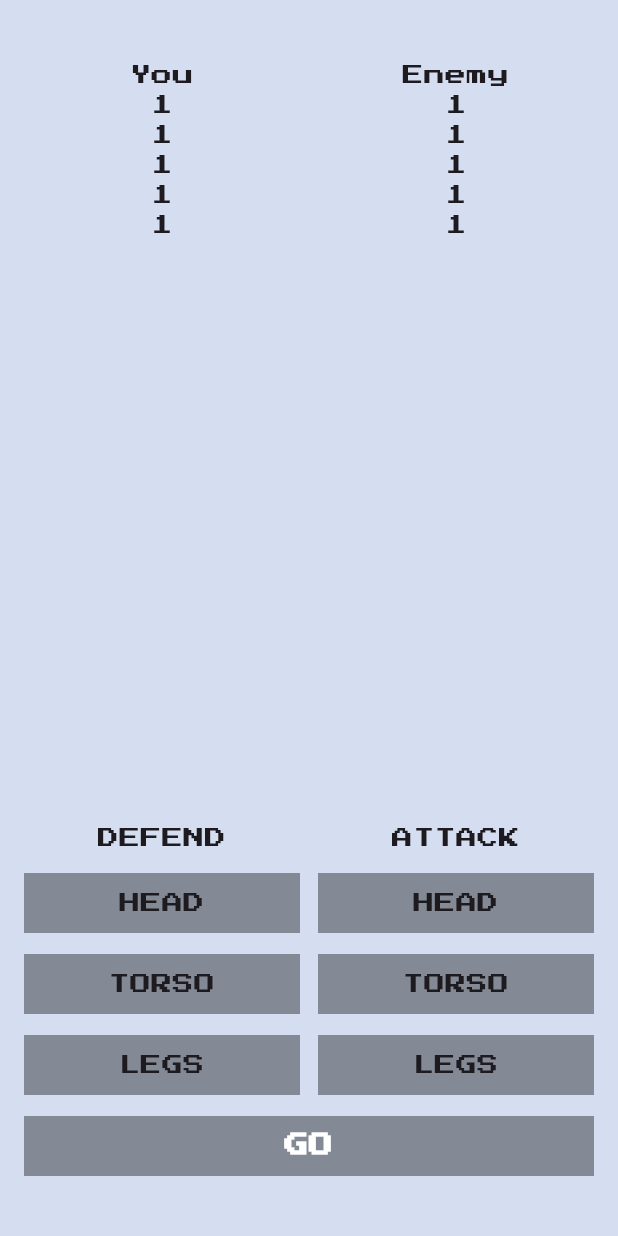
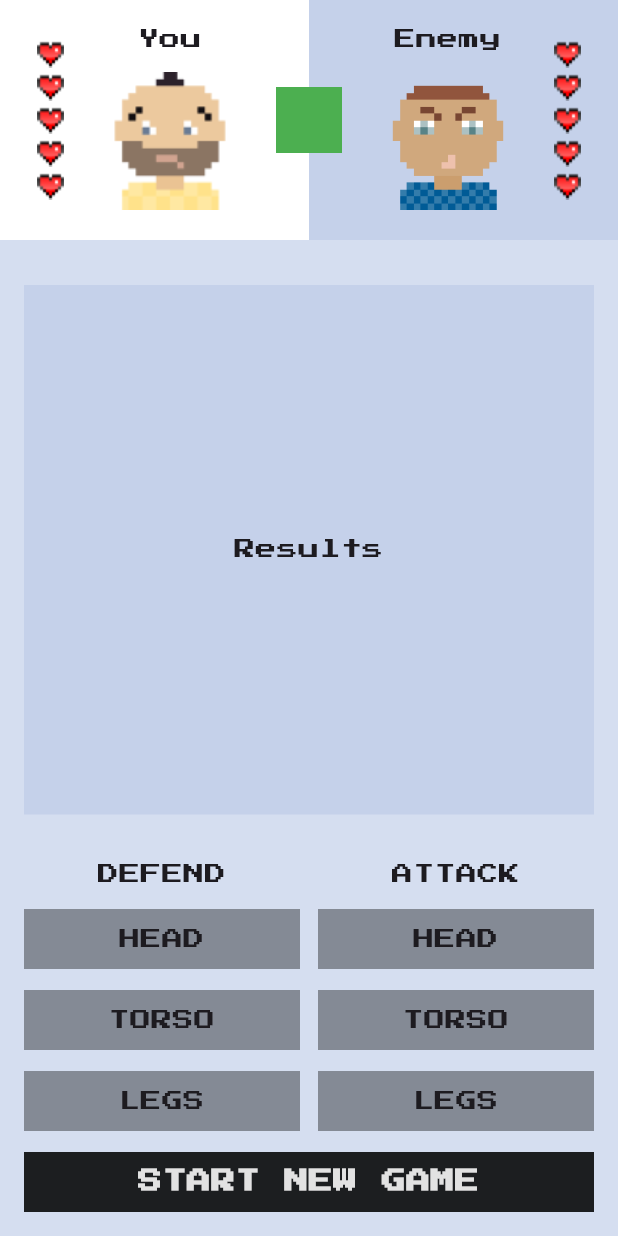
Before and after one commit to rawthriver/flutter_fight_club, a Flutter app: the screen it shows after launch, on a phone screen of 412 x 824 dp. Run offline on Flutter 3.47's test engine with Material 3 defaults, Android fonts, the phone set to English and light mode, and no system bars; our stand-ins replace google_fonts.

Commit message:
making homework

```diff
--- /dev/null
+++ b/lib/fight_club_colors.dart
@@ -0,0 +1,14 @@
+import 'package:flutter/material.dart';
+
+class FightClubColors {
+  FightClubColors._();
+
+  static const background = Color(0xFFD5DEF0);
+  static const greyButton = Colors.black38;
+  static const blueButton = Color(0xFF1C79CE);
+  static const blackButton = Colors.black87;
+  static const darkGreyText = Color(0xFF161616);
+  static const whiteText = Color.fromRGBO(255, 255, 255, 0.87);
+
+  static const backgroundBlock = Color(0xFFC5D1EA);
+}
--- /dev/null
+++ b/lib/fight_club_icons.dart
@@ -0,0 +1,6 @@
+class FightClubIcons {
+  FightClubIcons._();
+
+  static const heartFull = 'assets/icons/heart-full.png';
+  static const heartEmpty = 'assets/icons/heart-empty.png';
+}
--- /dev/null
+++ b/lib/fight_club_images.dart
@@ -0,0 +1,6 @@
+class FightClubImages {
+  FightClubImages._();
+
+  static const youAvatar = 'assets/images/you-avatar.png';
+  static const enemyAvatar = 'assets/images/enemy-avatar.png';
+}
--- a/lib/main.dart
+++ b/lib/main.dart
@@ -1,4 +1,9 @@
+import 'dart:math';
+
 import 'package:flutter/material.dart';
+import 'package:flutter_fight_club/fight_club_colors.dart';
+import 'package:flutter_fight_club/fight_club_icons.dart';
+import 'package:flutter_fight_club/fight_club_images.dart';
 import 'package:google_fonts/google_fonts.dart';
 
 void main() {
@@ -25,58 +30,180 @@ class MyHomePage extends StatefulWidget {
   const MyHomePage({super.key});
 
   @override
-  State<MyHomePage> createState() => _MyHomePageState();
+  State<MyHomePage> createState() => MyHomePageState();
 }
 
-class _MyHomePageState extends State<MyHomePage> {
-  BodyPart? defendingBodyPart;
-  BodyPart? attackingBodyPart;
-  bool readyToFight = false;
+class MyHomePageState extends State<MyHomePage> {
+  static const maxLives = 5;
+
+  int myLives = maxLives;
+  int enemyLives = maxLives;
+
+  BodyPart? _defendingBodyPart;
+  BodyPart? _attackingBodyPart;
+
+  BodyPart _whatEnemyDefends = BodyPart.random();
+  BodyPart _whatEnemyAttacks = BodyPart.random();
+
+  bool _readyToFight = false;
+  bool _gameOver = true;
+
+//EdgeInsets.only(left: 16, top: 30, right: 16, bottom: 30),
 
   @override
   Widget build(BuildContext context) {
     return Scaffold(
-      backgroundColor: const Color(0xFFD5DEF0),
-      body: Column(
-        children: [
-          const SizedBox(height: 40),
-          const Row(
-            mainAxisAlignment: MainAxisAlignment.spaceEvenly,
-            children: [
-              SizedBox(width: 16),
-              Expanded(
+      backgroundColor: FightClubColors.background,
+      body: SafeArea(
         child: Column(
           children: [
-                    Center(child: Text('You')),
-                    Center(child: Text('1')),
-                    Center(child: Text('1')),
-                    Center(child: Text('1')),
-                    Center(child: Text('1')),
-                    Center(child: Text('1')),
+            FightersInfo(
+              maxLivesCount: maxLives,
+              myLivesCount: myLives,
+              enemyLivesCount: enemyLives,
+            ),
+            const Expanded(
+              child: SizedBox(
+                child: Padding(
+                  padding:
+                      EdgeInsets.only(left: 16, top: 30, right: 16, bottom: 30),
+                  child: ColoredBox(
+                    color: FightClubColors.backgroundBlock,
+                    child: Row(
+                      mainAxisAlignment: MainAxisAlignment.center,
+                      children: [
+                        Center(
+                          child: Text('Results'),
+                        ),
                       ],
                     ),
                   ),
-              SizedBox(width: 12),
-              Expanded(
-                child: Column(
-                  children: [
-                    Center(child: Text('Enemy')),
-                    Center(child: Text('1')),
-                    Center(child: Text('1')),
-                    Center(child: Text('1')),
-                    Center(child: Text('1')),
-                    Center(child: Text('1')),
+                ),
+              ),
+            ),
+            ControlsWidget(
+              defendingBodyPart: _defendingBodyPart,
+              selectDefendingBodyPart: _selectDefendingBodyPart,
+              attackingBodyPart: _attackingBodyPart,
+              selectAttackingBodyPart: _selectAttackingBodyPart,
+            ),
+            const SizedBox(height: 14),
+            GoButton(
+              text: _gameOver ? 'Start new game' : 'Go',
+              color: _readyToFight || _gameOver
+                  ? FightClubColors.blackButton
+                  : FightClubColors.greyButton,
+              action: _startFighting,
+            ),
+            const SizedBox(height: 16),
           ],
         ),
       ),
-              SizedBox(width: 16),
-            ],
+    );
+  }
+
+  void _setReadyState() {
+    _readyToFight = _defendingBodyPart != null && _attackingBodyPart != null;
+  }
+
+  void _selectDefendingBodyPart(BodyPart value) {
+    if (_gameOver) return;
+    setState(() {
+      _defendingBodyPart = value;
+      _setReadyState();
+    });
+  }
+
+  void _selectAttackingBodyPart(BodyPart value) {
+    if (_gameOver) return;
+    setState(() {
+      _attackingBodyPart = value;
+      _setReadyState();
+    });
+  }
+
+  void _startFighting() {
+    if (_gameOver) {
+      setState(() {
+        myLives = maxLives;
+        enemyLives = maxLives;
+        _gameOver = false;
+      });
+      return;
+    }
+    if (!_readyToFight) return;
+    setState(() {
+      if (_defendingBodyPart != _whatEnemyAttacks) myLives--;
+      if (_attackingBodyPart != _whatEnemyDefends) enemyLives--;
+      _whatEnemyDefends = BodyPart.random();
+      _whatEnemyAttacks = BodyPart.random();
+      _defendingBodyPart = null;
+      _attackingBodyPart = null;
+      _setReadyState();
+      _gameOver = myLives < 1 || enemyLives < 1;
+    });
+  }
+}
+
+class GoButton extends StatelessWidget {
+  final String text;
+  final Color color;
+  final VoidCallback action;
+
+  const GoButton(
+      {super.key,
+      required this.text,
+      required this.color,
+      required this.action});
+
+  @override
+  Widget build(BuildContext context) {
+    return Padding(
+      padding: const EdgeInsets.symmetric(horizontal: 16),
+      child: GestureDetector(
+        onTap: action,
+        child: SizedBox(
+          height: 40,
+          child: ColoredBox(
+            color: color,
+            child: Center(
+              child: Text(
+                text.toUpperCase(),
+                style: const TextStyle(
+                    color: FightClubColors.whiteText,
+                    fontWeight: FontWeight.w900,
+                    fontSize: 16),
               ),
-          const Expanded(child: SizedBox()),
-          Row(
+            ),
+          ),
+        ),
+      ),
+    );
+  }
+}
+
+class ControlsWidget extends StatelessWidget {
+  final BodyPart? defendingBodyPart;
+  final ValueSetter<BodyPart> selectDefendingBodyPart;
+
+  final BodyPart? attackingBodyPart;
+  final ValueSetter<BodyPart> selectAttackingBodyPart;
+
+  const ControlsWidget({
+    super.key,
+    this.defendingBodyPart,
+    required this.selectDefendingBodyPart,
+    this.attackingBodyPart,
+    required this.selectAttackingBodyPart,
+  });
+
+  @override
+  Widget build(BuildContext context) {
+    return Padding(
+      padding: const EdgeInsets.symmetric(horizontal: 16),
+      child: Row(
         mainAxisAlignment: MainAxisAlignment.center,
         children: [
-              const SizedBox(width: 16),
           Expanded(
             child: Column(
               children: [
@@ -85,19 +212,19 @@ class _MyHomePageState extends State<MyHomePage> {
                 BodyPartButton(
                   bodyPart: BodyPart.head,
                   selected: defendingBodyPart == BodyPart.head,
-                      bodyPartSetter: _selectDefendingBodyPart,
+                  bodyPartSetter: selectDefendingBodyPart,
                 ),
                 const SizedBox(height: 14),
                 BodyPartButton(
                   bodyPart: BodyPart.torso,
                   selected: defendingBodyPart == BodyPart.torso,
-                      bodyPartSetter: _selectDefendingBodyPart,
+                  bodyPartSetter: selectDefendingBodyPart,
                 ),
                 const SizedBox(height: 14),
                 BodyPartButton(
                   bodyPart: BodyPart.legs,
                   selected: defendingBodyPart == BodyPart.legs,
-                      bodyPartSetter: _selectDefendingBodyPart,
+                  bodyPartSetter: selectDefendingBodyPart,
                 ),
               ],
             ),
@@ -111,84 +238,149 @@ class _MyHomePageState extends State<MyHomePage> {
                 BodyPartButton(
                   bodyPart: BodyPart.head,
                   selected: attackingBodyPart == BodyPart.head,
-                      bodyPartSetter: _selectAttackingBodyPart,
+                  bodyPartSetter: selectAttackingBodyPart,
                 ),
                 const SizedBox(height: 14),
                 BodyPartButton(
                   bodyPart: BodyPart.torso,
                   selected: attackingBodyPart == BodyPart.torso,
-                      bodyPartSetter: _selectAttackingBodyPart,
+                  bodyPartSetter: selectAttackingBodyPart,
                 ),
                 const SizedBox(height: 14),
                 BodyPartButton(
                   bodyPart: BodyPart.legs,
                   selected: attackingBodyPart == BodyPart.legs,
-                      bodyPartSetter: _selectAttackingBodyPart,
+                  bodyPartSetter: selectAttackingBodyPart,
                 ),
               ],
             ),
           ),
-              const SizedBox(width: 16),
-            ],
-          ),
-          const SizedBox(height: 14),
-          Row(
-            children: [
-              const SizedBox(width: 16),
-              Expanded(
-                child: GestureDetector(
-                  onTap: () => _startFighting(),
-                  child: SizedBox(
-                    height: 40,
-                    child: ColoredBox(
-                      color: readyToFight ? Colors.black87 : Colors.black38,
-                      child: Center(
-                        child: Text(
-                          'Go'.toUpperCase(),
-                          style: const TextStyle(
-                              color: Colors.white,
-                              fontWeight: FontWeight.w900,
-                              fontSize: 16),
-                        ),
-                      ),
-                    ),
-                  ),
-                ),
-              ),
-              const SizedBox(width: 16),
-            ],
-          ),
-          const SizedBox(height: 40),
         ],
       ),
     );
   }
-
-  void _setReadyState() {
-    readyToFight = defendingBodyPart != null && attackingBodyPart != null;
 }
 
-  void _selectDefendingBodyPart(BodyPart value) {
-    setState(() {
-      defendingBodyPart = value;
-      _setReadyState();
+class FightersInfo extends StatelessWidget {
+  final int maxLivesCount;
+  final int myLivesCount;
+  final int enemyLivesCount;
+
+  const FightersInfo({
+    super.key,
+    required this.maxLivesCount,
+    required this.myLivesCount,
+    required this.enemyLivesCount,
   });
+
+  @override
+  Widget build(BuildContext context) {
+    return SizedBox(
+      height: 160,
+      child: Stack(
+        children: [
+          const Row(
+            children: [
+              Expanded(
+                child: ColoredBox(
+                  color: Colors.white,
+                  child: SizedBox(
+                    height: 160,
+                  ),
+                ),
+              ),
+              Expanded(
+                child: ColoredBox(
+                  color: FightClubColors.backgroundBlock,
+                  child: SizedBox(
+                    height: 160,
+                  ),
+                ),
+              ),
+            ],
+          ),
+          Row(
+            mainAxisAlignment: MainAxisAlignment.spaceEvenly,
+            children: [
+              LivesWidget(
+                overallLivesCount: maxLivesCount,
+                currentLivesCount: myLivesCount,
+              ),
+              Column(
+                children: [
+                  const Padding(
+                    padding: EdgeInsets.only(top: 16, bottom: 12),
+                    child: Center(child: Text('You')),
+                  ),
+                  Image.asset(
+                    FightClubImages.youAvatar,
+                    width: 92,
+                    height: 92,
+                  ),
+                ],
+              ),
+              const ColoredBox(
+                color: Colors.green,
+                child: SizedBox(
+                  width: 44,
+                  height: 44,
+                ),
+              ),
+              Column(
+                children: [
+                  const Padding(
+                    padding: EdgeInsets.only(top: 16, bottom: 12),
+                    child: Center(child: Text('Enemy')),
+                  ),
+                  Image.asset(
+                    FightClubImages.enemyAvatar,
+                    width: 92,
+                    height: 92,
+                  ),
+                ],
+              ),
+              LivesWidget(
+                overallLivesCount: maxLivesCount,
+                currentLivesCount: enemyLivesCount,
+              ),
+            ],
+          ),
+        ],
+      ),
+    );
+  }
 }
 
-  void _selectAttackingBodyPart(BodyPart value) {
-    setState(() {
-      attackingBodyPart = value;
-      _setReadyState();
-    });
+class LivesWidget extends StatelessWidget {
+  final int overallLivesCount;
+  final int currentLivesCount;
+
+  const LivesWidget(
+      {super.key,
+      required this.overallLivesCount,
+      required this.currentLivesCount})
+      : assert(overallLivesCount > 0),
+        assert(currentLivesCount >= 0),
+        assert(currentLivesCount <= overallLivesCount);
+
+  @override
+  Widget build(BuildContext context) {
+    return Column(
+      mainAxisSize: MainAxisSize.min,
+      children: List.generate(overallLivesCount, (i) {
+        Widget w = Image.asset(
+          i < currentLivesCount
+              ? FightClubIcons.heartFull
+              : FightClubIcons.heartEmpty,
+          width: 18,
+          height: 18,
+        );
+        if (i > 0) {
+          w = Padding(padding: const EdgeInsets.only(bottom: 4), child: w);
         }
-
-  void _startFighting() {
-    if (!readyToFight) return;
-    setState(() {
-      defendingBodyPart = null;
-      attackingBodyPart = null;
-      _setReadyState();
-    });
+        return w;
+      }).reversed.toList(),
+    );
   }
 }
 
@@ -200,6 +392,12 @@ class BodyPart {
   static const head = BodyPart._('head');
   static const torso = BodyPart._('torso');
   static const legs = BodyPart._('legs');
+
+  static final List<BodyPart> _values = [head, torso, legs];
+
+  static BodyPart random() {
+    return _values[Random().nextInt(_values.length)];
+  }
 
   @override
   String toString() {
@@ -226,7 +424,9 @@ class BodyPartButton extends StatelessWidget {
       child: SizedBox(
         height: 40,
         child: ColoredBox(
-          color: selected ? const Color(0xFF1C79CE) : Colors.black38,
+          color: selected
+              ? FightClubColors.blueButton
+              : FightClubColors.greyButton,
           child: Center(child: Text(bodyPart.name.toUpperCase())),
         ),
       ),
--- a/pubspec.yaml
+++ b/pubspec.yaml
@@ -26,3 +26,5 @@ flutter:
   uses-material-design: true
   assets:
     - google_fonts/
+    - assets/icons/
+    - assets/images/
```
Also changed, not shown: assets/icons/heart-empty.png (added), assets/icons/heart-full.png (added), assets/images/enemy-avatar.png (added), assets/images/you-avatar.png (added). Lines whose indentation alone changed are shown as unchanged.
